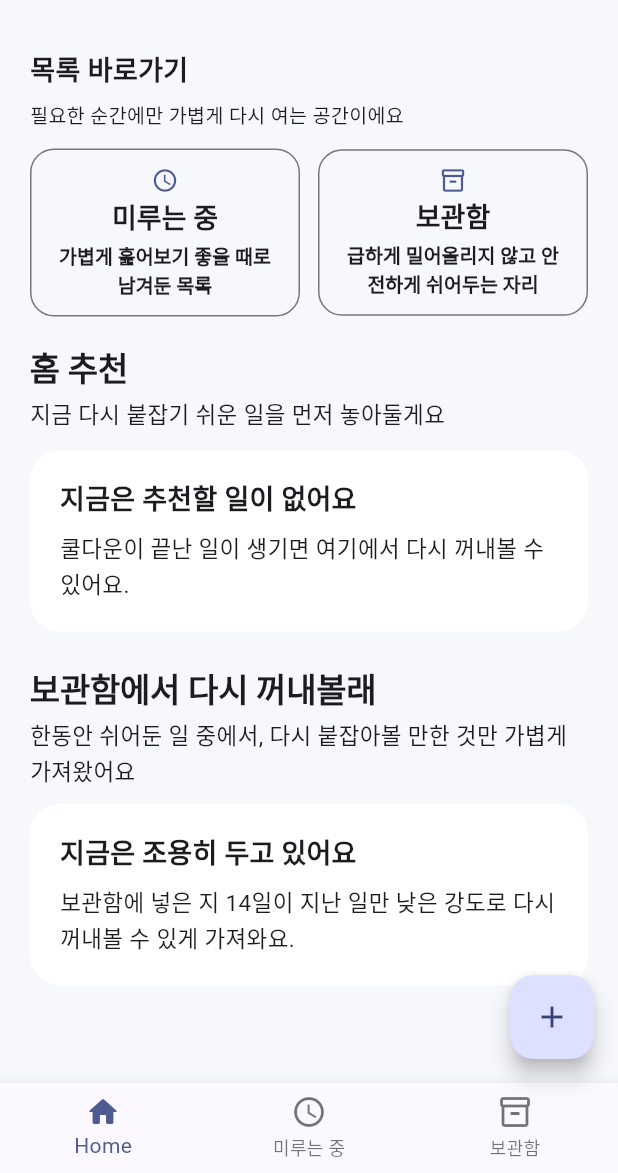
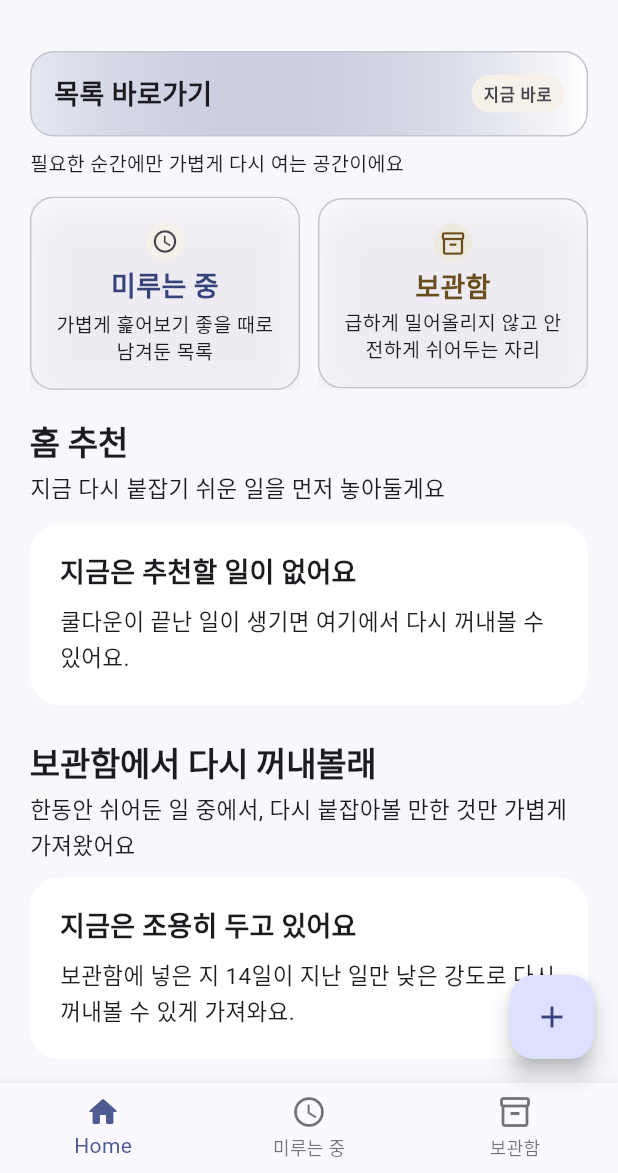
Before and after one commit to akra-devs/postponed-todos-flutter, a Flutter app: the screen it shows after launch, on a phone screen of 412 x 824 dp, the part 63-1236 px from its top. Run offline on Flutter 3.47's test engine with Material 3 defaults, Android fonts, the phone set to English and light mode, and no system bars; our stand-ins replace drift, flutter_bloc; accounts and stored records are empty; generated files the repository leaves out were written again.

Commit message:
feat: polish home quick-entry cards and section rhythm

```diff
--- a/lib/features/tasks/presentation/tasks_home_screen.dart
+++ b/lib/features/tasks/presentation/tasks_home_screen.dart
@@ -3,6 +3,8 @@ import 'package:flutter_bloc/flutter_bloc.dart';
 
 import '../../../core/config/ui_copy.dart';
 import '../../../core/theme/app_icon_tokens.dart';
+import '../../../core/theme/app_elevation_tokens.dart';
+import '../../../core/theme/app_radius_tokens.dart';
 import '../../../core/theme/app_spacing_tokens.dart';
 import '../../../core/theme/app_theme_ext.dart';
 import '../application/tasks_cubit.dart';
@@ -269,10 +271,60 @@ class _QuickEntrySection extends StatelessWidget {
   @override
   Widget build(BuildContext context) {
     final theme = Theme.of(context);
+    final colorScheme = theme.colorScheme;
+    final surfaces = theme.appSurfaces;
+
     return Column(
       crossAxisAlignment: CrossAxisAlignment.start,
       children: [
-        Text('목록 바로가기', style: theme.appTextRoles.cardTitle),
+        DecoratedBox(
+          decoration: BoxDecoration(
+            gradient: LinearGradient(
+              colors: [
+                colorScheme.primary.withValues(alpha: 0.1),
+                colorScheme.surfaceContainerLowest,
+              ],
+            ),
+            borderRadius: BorderRadius.circular(AppRadiusTokens.md),
+            border: Border.all(color: colorScheme.outlineVariant),
+          ),
+          child: Padding(
+            padding: const EdgeInsets.all(AppSpacingTokens.md),
+            child: Row(
+              children: [
+                Expanded(
+                  child: Text(
+                    '목록 바로가기',
+                    style: theme.appTextRoles.cardTitle.copyWith(
+                      color:
+                          theme.appTextRoles.cardTitle.color ??
+                          colorScheme.onSurface,
+                    ),
+                  ),
+                ),
+                DecoratedBox(
+                  decoration: BoxDecoration(
+                    color: surfaces.revisitPanel,
+                    borderRadius: BorderRadius.circular(AppRadiusTokens.pill),
+                  ),
+                  child: Padding(
+                    padding: const EdgeInsets.symmetric(
+                      horizontal: AppSpacingTokens.xs,
+                      vertical: AppSpacingTokens.xxs,
+                    ),
+                    child: Text(
+                      '지금 바로',
+                      style: theme.textTheme.labelSmall?.copyWith(
+                        color: colorScheme.onSurfaceVariant,
+                        fontWeight: FontWeight.w600,
+                      ),
+                    ),
+                  ),
+                ),
+              ],
+            ),
+          ),
+        ),
         const SizedBox(height: AppSpacingTokens.eyebrowGap),
         Text(
           '필요한 순간에만 가볍게 다시 여는 공간이에요',
@@ -284,24 +336,26 @@ class _QuickEntrySection extends StatelessWidget {
             return Row(
               children: [
                 Expanded(
-                  child: OutlinedButton(
+                  child: _QuickEntryCommandCard(
                     onPressed: onViewPostponing,
-                    child: _QuickEntryButtonContent(
-                      label: '미루는 중',
-                      detail: '가볍게 훑어보기 좋을 때로 남겨둔 목록',
-                      icon: AppIconTokens.quickEntryPostponing,
-                    ),
+                    icon: AppIconTokens.quickEntryPostponing,
+                    label: '미루는 중',
+                    detail: '가볍게 훑어보기 좋을 때로 남겨둔 목록',
+                    accentSurface: surfaces.revisitPanel,
+                    accent: colorScheme.onSurfaceVariant,
+                    highlight: theme.appStatus.postponingFg,
                   ),
                 ),
                 const SizedBox(width: AppSpacingTokens.listGap),
                 Expanded(
-                  child: OutlinedButton(
+                  child: _QuickEntryCommandCard(
                     onPressed: onViewShelved,
-                    child: _QuickEntryButtonContent(
-                      label: '보관함',
-                      detail: '급하게 밀어올리지 않고 안전하게 쉬어두는 자리',
-                      icon: AppIconTokens.quickEntryShelved,
-                    ),
+                    icon: AppIconTokens.quickEntryShelved,
+                    label: '보관함',
+                    detail: '급하게 밀어올리지 않고 안전하게 쉬어두는 자리',
+                    accentSurface: surfaces.holdingHeroSurface,
+                    accent: theme.appStatus.shelvedFg,
+                    highlight: theme.appStatus.shelvedFg,
                   ),
                 ),
               ],
@@ -313,31 +367,105 @@ class _QuickEntrySection extends StatelessWidget {
   }
 }
 
-class _QuickEntryButtonContent extends StatelessWidget {
-  const _QuickEntryButtonContent({
+class _QuickEntryCommandCard extends StatelessWidget {
+  const _QuickEntryCommandCard({
+    required this.onPressed,
     required this.label,
     required this.detail,
     required this.icon,
+    required this.accentSurface,
+    required this.accent,
+    required this.highlight,
   });
 
+  final VoidCallback? onPressed;
   final String label;
   final String detail;
   final IconData icon;
+  final Color accentSurface;
+  final Color accent;
+  final Color highlight;
 
   @override
   Widget build(BuildContext context) {
     final theme = Theme.of(context);
     final colorScheme = theme.colorScheme;
 
+    return Material(
+      color: colorScheme.surface,
+      borderRadius: BorderRadius.circular(AppRadiusTokens.md),
+      child: InkWell(
+        borderRadius: BorderRadius.circular(AppRadiusTokens.md),
+        onTap: onPressed,
+        child: Ink(
+          decoration: BoxDecoration(
+            borderRadius: BorderRadius.circular(AppRadiusTokens.md),
+            border: Border.all(color: colorScheme.outlineVariant),
+            boxShadow: [
+              BoxShadow(
+                color: colorScheme.shadow.withValues(alpha: 0.05),
+                blurRadius: AppElevationTokens.cardBlur,
+                offset: const Offset(0, AppElevationTokens.cardOffsetY),
+              ),
+            ],
+          ),
+          child: Padding(
+            padding: const EdgeInsets.all(AppSpacingTokens.cardInset),
+            child: _QuickEntryButtonContent(
+              label: label,
+              detail: detail,
+              icon: icon,
+              accent: accent,
+              background: accentSurface,
+              highlight: highlight,
+            ),
+          ),
+        ),
+      ),
+    );
+  }
+}
+
+class _QuickEntryButtonContent extends StatelessWidget {
+  const _QuickEntryButtonContent({
+    required this.label,
+    required this.detail,
+    required this.icon,
+    required this.accent,
+    required this.background,
+    required this.highlight,
+  });
+
+  final String label;
+  final String detail;
+  final IconData icon;
+  final Color accent;
+  final Color background;
+  final Color highlight;
+
+  @override
+  Widget build(BuildContext context) {
+    final theme = Theme.of(context);
+
     return Column(
       mainAxisSize: MainAxisSize.min,
       children: [
-        Icon(icon, size: 18, color: colorScheme.primary),
+        DecoratedBox(
+          decoration: BoxDecoration(
+            color: background.withValues(alpha: 0.85),
+            borderRadius: BorderRadius.circular(AppRadiusTokens.pill),
+          ),
+          child: Padding(
+            padding: const EdgeInsets.all(AppSpacingTokens.xxs),
+            child: Icon(icon, size: 18, color: accent),
+          ),
+        ),
         const SizedBox(height: AppSpacingTokens.compactTextGap),
         Text(
           label,
           style: theme.appTextRoles.cardTitle.copyWith(
-            fontWeight: FontWeight.w600,
+            fontWeight: FontWeight.w700,
+            color: highlight,
           ),
           textAlign: TextAlign.center,
         ),
@@ -345,7 +473,9 @@ class _QuickEntryButtonContent extends StatelessWidget {
         Text(
           detail,
           textAlign: TextAlign.center,
-          style: theme.appTextRoles.supportingBody,
+          style: theme.appTextRoles.supportingBody.copyWith(height: 1.28),
+          maxLines: 2,
+          overflow: TextOverflow.ellipsis,
         ),
       ],
     );
```
